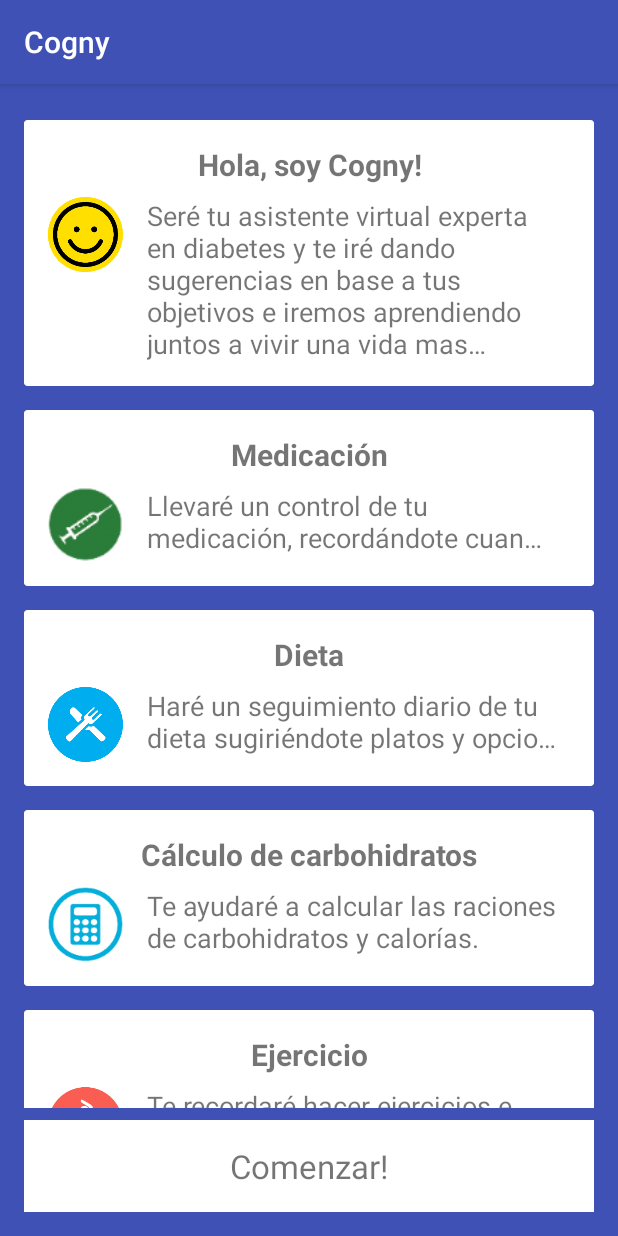
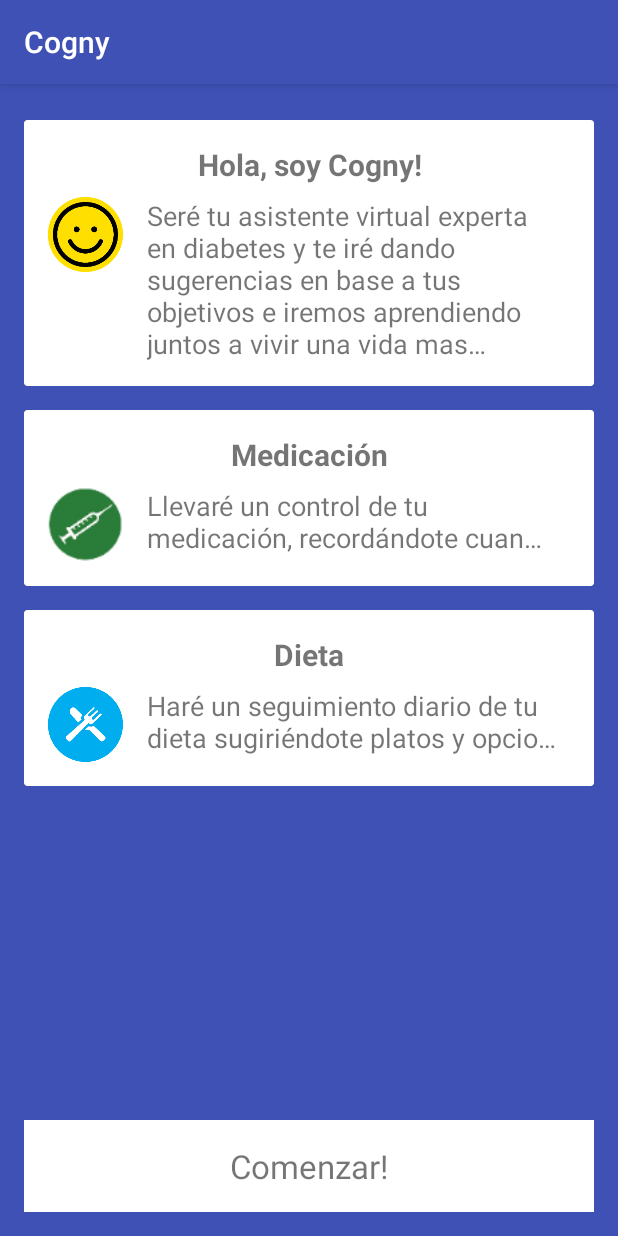
Before and after one commit to pabitboul/cogny-android, an Android app: the screen it shows after launch (WelcomeActivity), on a phone screen of 412 x 824 dp. Run offline under Robolectric (Android 15) with nearby library versions, the phone set to English and light mode, and no system bars.

Commit message:
-WelcomeFragment recycler view with animation

```diff
--- a/app/src/main/java/com/medicoom/cogny/adapter/WelcomeAdapter.java
+++ b/app/src/main/java/com/medicoom/cogny/adapter/WelcomeAdapter.java
@@ -1,21 +1,32 @@
 package com.medicoom.cogny.adapter;
 
+import android.content.Context;
 import android.support.v7.widget.CardView;
 import android.support.v7.widget.RecyclerView;
 import android.view.LayoutInflater;
 import android.view.View;
 import android.view.ViewGroup;
+import android.view.animation.Animation;
+import android.view.animation.AnimationUtils;
 import android.widget.ImageView;
 import android.widget.TextView;
 
 import com.medicoom.cogny.R;
 import com.medicoom.cogny.model.WelcomeItem;
 
+import java.util.ArrayList;
 import java.util.List;
 
 public class WelcomeAdapter extends RecyclerView.Adapter<WelcomeAdapter.WelcomeViewHolder> {
 
     private List<WelcomeItem> mWelcomeItemList;
+    private Context mContext;
+    private int mLastPosition;
+    private WelcomeAdapterListener mListener;
+
+    public interface WelcomeAdapterListener{
+        void onItemAdded();
+    }
 
     @Override
     public WelcomeViewHolder onCreateViewHolder(ViewGroup parent, int viewType) {
@@ -24,8 +35,24 @@ public class WelcomeAdapter extends RecyclerView.Adapter<WelcomeAdapter.WelcomeV
         return viewHolder;
     }
 
-    public WelcomeAdapter(List<WelcomeItem> list) {
+    public WelcomeAdapter(List<WelcomeItem> list, Context context, WelcomeAdapterListener listener) {
         mWelcomeItemList = list;
+        mContext = context;
+        mListener = listener;
+        mLastPosition = -1;
+    }
+
+    public WelcomeAdapter(WelcomeAdapterListener listener, Context context) {
+        mWelcomeItemList = new ArrayList<>();
+        mContext = context;
+        mListener = listener;
+        mLastPosition = -1;
+    }
+
+    public void addItem(WelcomeItem welcomeItem) {
+        mWelcomeItemList.add(welcomeItem);
+        notifyDataSetChanged();
+        mListener.onItemAdded();
     }
 
     @Override
@@ -33,6 +60,8 @@ public class WelcomeAdapter extends RecyclerView.Adapter<WelcomeAdapter.WelcomeV
         viewHolder.title.setText(mWelcomeItemList.get(position).getTitle());
         viewHolder.body.setText(mWelcomeItemList.get(position).getBody());
         viewHolder.image.setImageResource(mWelcomeItemList.get(position).getIcon());
+
+        setAnimation(viewHolder.cv, position);
     }
 
     @Override
@@ -48,10 +77,19 @@ public class WelcomeAdapter extends RecyclerView.Adapter<WelcomeAdapter.WelcomeV
 
         WelcomeViewHolder(View itemView) {
             super(itemView);
-            cv = (CardView)itemView.findViewById(R.id.card_view);
-            title = (TextView)itemView.findViewById(R.id.card_title);
-            body = (TextView)itemView.findViewById(R.id.card_body);
-            image = (ImageView)itemView.findViewById(R.id.card_image);
+            cv = (CardView) itemView.findViewById(R.id.card_view);
+            title = (TextView) itemView.findViewById(R.id.card_title);
+            body = (TextView) itemView.findViewById(R.id.card_body);
+            image = (ImageView) itemView.findViewById(R.id.card_image);
+        }
+    }
+
+    private void setAnimation(View viewToAnimate, int position) {
+        if (position > mLastPosition) {
+            Animation animation = AnimationUtils.loadAnimation(mContext, android.R.anim.slide_in_left);
+            animation.setDuration(1000);
+            viewToAnimate.startAnimation(animation);
+            mLastPosition = position;
         }
     }
 }
--- a/app/src/main/java/com/medicoom/cogny/fragment/WelcomeFragment.java
+++ b/app/src/main/java/com/medicoom/cogny/fragment/WelcomeFragment.java
@@ -1,5 +1,6 @@
 package com.medicoom.cogny.fragment;
 
+import android.os.Handler;
 import android.support.v4.app.Fragment;
 import android.os.Bundle;
 import android.support.v7.widget.LinearLayoutManager;
@@ -7,22 +8,39 @@ import android.support.v7.widget.RecyclerView;
 import android.view.LayoutInflater;
 import android.view.View;
 import android.view.ViewGroup;
-import android.widget.ProgressBar;
-import android.widget.TextView;
 
 import com.medicoom.cogny.R;
 import com.medicoom.cogny.adapter.WelcomeAdapter;
 import com.medicoom.cogny.model.WelcomeItem;
 
 import java.util.ArrayList;
-import java.util.List;
+
+import static com.medicoom.cogny.fragment.WelcomeFragment.WelcomeItemType.CARBOHYDRATES;
+import static com.medicoom.cogny.fragment.WelcomeFragment.WelcomeItemType.DEFAULT;
+import static com.medicoom.cogny.fragment.WelcomeFragment.WelcomeItemType.DIET;
+import static com.medicoom.cogny.fragment.WelcomeFragment.WelcomeItemType.EXERCISE;
+import static com.medicoom.cogny.fragment.WelcomeFragment.WelcomeItemType.MEDICINE;
+import static com.medicoom.cogny.fragment.WelcomeFragment.WelcomeItemType.MOOD;
+
 
 /**
  * A placeholder fragment containing a simple view.
  */
-public class WelcomeFragment extends Fragment {
+public class WelcomeFragment extends Fragment implements WelcomeAdapter.WelcomeAdapterListener {
     private RecyclerView rvItems;
     private LinearLayoutManager rvItemsLayoutManager;
+    private WelcomeAdapter mWelcomeAdapter;
+    private Runnable mRunnable;
+    private Handler mHandler;
+
+    interface WelcomeItemType {
+        int DEFAULT = 0;
+        int MEDICINE = 1;
+        int DIET = 2;
+        int CARBOHYDRATES = 3;
+        int EXERCISE = 4;
+        int MOOD  = 5;
+    }
 
     public WelcomeFragment() {
     }
@@ -40,53 +58,83 @@ public class WelcomeFragment extends Fragment {
     public void onActivityCreated(Bundle savedInstanceState) {
         super.onActivityCreated(savedInstanceState);
 
-        WelcomeAdapter welcomeAdapter = new WelcomeAdapter(createItems());
+        /*WelcomeAdapter welcomeAdapter = new WelcomeAdapter(createItems(), getActivity());
         rvItems.setHasFixedSize(true);
         rvItems.setLayoutManager(rvItemsLayoutManager);
         rvItems.setAdapter(welcomeAdapter);
-        welcomeAdapter.notifyDataSetChanged();
+        welcomeAdapter.notifyDataSetChanged();*/
+
+        mWelcomeAdapter = new WelcomeAdapter(this, getActivity());
+        rvItems.setHasFixedSize(true);
+        rvItems.setLayoutManager(rvItemsLayoutManager);
+        rvItems.setAdapter(mWelcomeAdapter);
+        mWelcomeAdapter.addItem(createWelcomeItem(DEFAULT));
+
     }
 
-    private ArrayList<WelcomeItem> createItems(){
+    private WelcomeItem createWelcomeItem(int type) {
+        WelcomeItem itemWelcome = new WelcomeItem();
+        switch (type){
+            case MEDICINE:
+                itemWelcome.setTitle(getString(R.string.medication_title));
+                itemWelcome.setBody(getString(R.string.medication_body));
+                itemWelcome.setIcon(R.drawable.ic_medicine);
+                break;
+            case DIET:
+                itemWelcome.setTitle(getString(R.string.diet_title));
+                itemWelcome.setBody(getString(R.string.diet_body));
+                itemWelcome.setIcon(R.drawable.ic_food);
+                break;
+            case CARBOHYDRATES:
+                itemWelcome.setTitle(getString(R.string.carbohydrates_title));
+                itemWelcome.setBody(getString(R.string.carbohydrates_body));
+                itemWelcome.setIcon(R.drawable.ic_carbohydrates);
+                break;
+            case EXERCISE:
+                itemWelcome.setTitle(getString(R.string.exercise_title));
+                itemWelcome.setBody(getString(R.string.exercise_body));
+                itemWelcome.setIcon(R.drawable.ic_exercise);
+                break;
+            case MOOD:
+                itemWelcome.setTitle(getString(R.string.mood_title));
+                itemWelcome.setBody(getString(R.string.mood_body));
+                itemWelcome.setIcon(R.drawable.ic_mood);
+                break;
+            default:
+                itemWelcome.setTitle(getString(R.string.welcome_title));
+                itemWelcome.setBody(getString(R.string.welcome_body));
+                itemWelcome.setIcon(R.drawable.ic_mood);
+        }
+
+        return itemWelcome;
+    }
+
+    private ArrayList<WelcomeItem> createItems() {
         ArrayList<WelcomeItem> welcomeItemArrayList = new ArrayList<>();
-        WelcomeItem itemWelcome = new WelcomeItem();
-        WelcomeItem itemMedicine = new WelcomeItem();
-        WelcomeItem itemDiet = new WelcomeItem();
-        WelcomeItem itemCarbohydrates = new WelcomeItem();
-        WelcomeItem itemExercise = new WelcomeItem();
-        WelcomeItem itemMood = new WelcomeItem();
-
-        itemWelcome.setTitle(getString(R.string.welcome_title));
-        itemWelcome.setBody(getString(R.string.welcome_body));
-        itemWelcome.setIcon(R.drawable.ic_mood);
-
-        itemMedicine.setTitle(getString(R.string.medication_title));
-        itemMedicine.setBody(getString(R.string.medication_body));
-        itemMedicine.setIcon(R.drawable.ic_medicine);
-
-        itemDiet.setTitle(getString(R.string.diet_title));
-        itemDiet.setBody(getString(R.string.diet_body));
-        itemDiet.setIcon(R.drawable.ic_food);
-
-        itemCarbohydrates.setTitle(getString(R.string.carbohydrates_title));
-        itemCarbohydrates.setBody(getString(R.string.carbohydrates_body));
-        itemCarbohydrates.setIcon(R.drawable.ic_carbohydrates);
-
-        itemExercise.setTitle(getString(R.string.exercise_title));
-        itemExercise.setBody(getString(R.string.exercise_body));
-        itemExercise.setIcon(R.drawable.ic_exercise);
-
-        itemMood.setTitle(getString(R.string.mood_title));
-        itemMood.setBody(getString(R.string.mood_body));
-        itemMood.setIcon(R.drawable.ic_mood);
-
-        welcomeItemArrayList.add(itemWelcome);
-        welcomeItemArrayList.add(itemMedicine);
-        welcomeItemArrayList.add(itemDiet);
-        welcomeItemArrayList.add(itemCarbohydrates);
-        welcomeItemArrayList.add(itemExercise);
-        welcomeItemArrayList.add(itemMood);
-
+        welcomeItemArrayList.add(createWelcomeItem(DEFAULT));
+        welcomeItemArrayList.add(createWelcomeItem(MEDICINE));
+        welcomeItemArrayList.add(createWelcomeItem(DIET));
+        welcomeItemArrayList.add(createWelcomeItem(CARBOHYDRATES));
+        welcomeItemArrayList.add(createWelcomeItem(EXERCISE));
+        welcomeItemArrayList.add(createWelcomeItem(MOOD));
         return welcomeItemArrayList;
     }
+
+    @Override
+    public void onItemAdded() {
+        if (mWelcomeAdapter.getItemCount() < 6) {
+            mRunnable = new Runnable() {
+                @Override
+                public void run() {
+                    mWelcomeAdapter.addItem(createWelcomeItem(mWelcomeAdapter.getItemCount()));
+                }
+            };
+
+            mHandler = new Handler();
+            mHandler.postDelayed(mRunnable, 2000);
+        } else {
+            mHandler.removeCallbacks(mRunnable);
+        }
+
+    }
 }
```
Also changed, not shown: app/src/main/java/com/medicoom/cogny/view/AnimRecyclerView.java (added, +53 -0 lines), app/src/main/res/anim/up_from_bottom.xml (added, +9 -0 lines).
